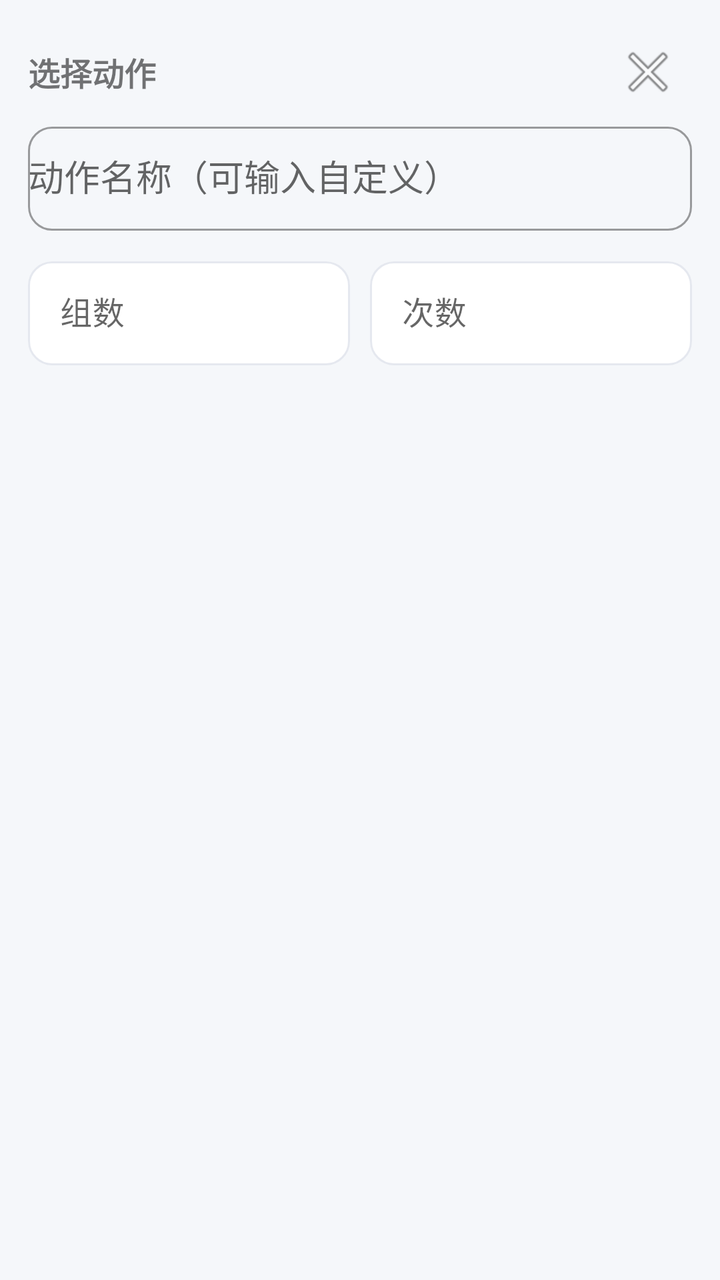
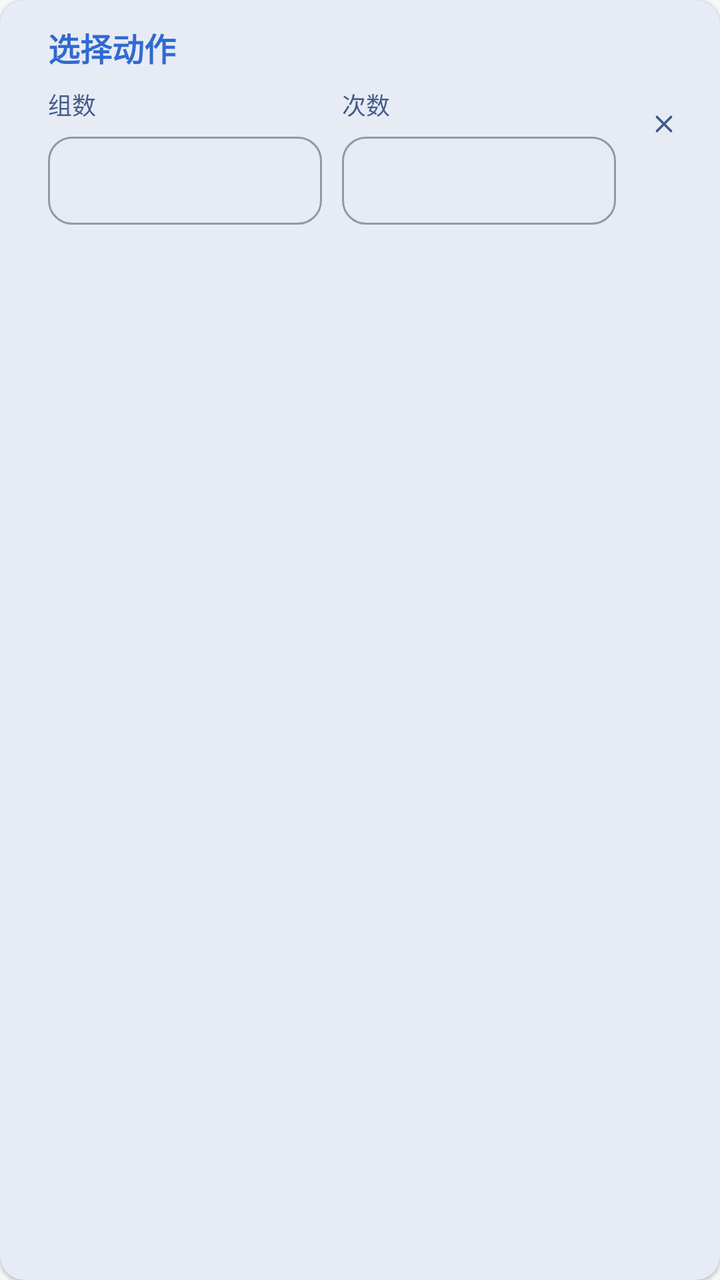

The first picture is an Android layout as it rendered before a commit; the second is the same layout after the commit. The layout source and the unified diff follow.
<!-- AndroidManifest.xml: application theme Theme.BrawnCatalog -->
<!-- res/layout/item_plan_edit.xml -->
<?xml version="1.0" encoding="utf-8"?>
<LinearLayout
    xmlns:android="http://schemas.android.com/apk/res/android"
    xmlns:app="http://schemas.android.com/apk/res-auto"
    android:id="@+id/layoutPlanItemRow"
    android:layout_width="match_parent"
    android:layout_height="wrap_content"
    android:layout_marginBottom="14dp"
    android:background="?attr/selectableItemBackground"
    android:orientation="vertical"
    android:padding="14dp">

    <LinearLayout
        android:layout_width="match_parent"
        android:layout_height="wrap_content"
        android:gravity="center_vertical"
        android:orientation="horizontal">

        <TextView
            android:id="@+id/textViewItemExercise"
            android:layout_width="0dp"
            android:layout_height="wrap_content"
            android:layout_weight="1"
            android:text="选择动作"
            android:textSize="16sp"
            android:textStyle="bold" />

        <ImageButton
            android:id="@+id/buttonRemoveItem"
            android:layout_width="44dp"
            android:layout_height="44dp"
            android:background="?attr/selectableItemBackgroundBorderless"
            android:contentDescription="移除"
            android:src="@android:drawable/ic_menu_close_clear_cancel" />
    </LinearLayout>

    
    <com.google.android.material.textfield.TextInputLayout
        android:id="@+id/layoutExerciseSelector"
        style="@style/Widget.MaterialComponents.TextInputLayout.OutlinedBox.Dense"
        android:layout_width="match_parent"
        android:layout_height="wrap_content"
        android:hint="动作名称（可输入自定义）">

        <AutoCompleteTextView
            android:id="@+id/editExerciseSelector"
            android:layout_width="match_parent"
            android:layout_height="52dp"
            android:inputType="text" />
    </com.google.android.material.textfield.TextInputLayout>

    <LinearLayout
        android:layout_width="match_parent"
        android:layout_height="wrap_content"
        android:layout_marginTop="10dp"
        android:orientation="horizontal">

        <com.google.android.material.textfield.TextInputLayout
            android:id="@+id/layoutItemSets"
            android:layout_width="0dp"
            android:layout_height="wrap_content"
            android:layout_weight="1"
            android:hint="组数"
            app:boxBackgroundMode="outline">

            <com.google.android.material.textfield.TextInputEditText
                android:id="@+id/editItemSets"
                android:layout_width="match_parent"
                android:layout_height="52dp"
                android:inputType="number" />
        </com.google.android.material.textfield.TextInputLayout>

        <com.google.android.material.textfield.TextInputLayout
            android:id="@+id/layoutItemReps"
            android:layout_width="0dp"
            android:layout_height="wrap_content"
            android:layout_marginStart="10dp"
            android:layout_weight="1"
            android:hint="次数"
            app:boxBackgroundMode="outline">

            <com.google.android.material.textfield.TextInputEditText
                android:id="@+id/editItemReps"
                android:layout_width="match_parent"
                android:layout_height="52dp"
                android:inputType="number" />
        </com.google.android.material.textfield.TextInputLayout>

    </LinearLayout>

</LinearLayout>
<!-- resources referenced by this layout -->
<resources>
  <style name="Theme.BrawnCatalog" parent="Theme.MaterialComponents.DayNight.NoActionBar">
          <item name="colorPrimary">@color/bc_primary</item>
          <item name="colorPrimaryVariant">@color/bc_primary_dark</item>
          <item name="colorOnPrimary">@color/bc_on_primary</item>
          <item name="colorSecondary">@color/bc_accent</item>
          <item name="colorSecondaryVariant">@color/bc_accent_dark</item>
          <item name="colorOnSecondary">@color/bc_on_accent</item>
  
          
          <item name="android:textColorPrimary">@color/bc_text_primary</item>
          <item name="android:textColorSecondary">@color/bc_text_secondary</item>
  
          
          <item name="android:windowBackground">@color/window_background</item>
          <item name="android:statusBarColor">@color/window_background</item>
          <item name="android:navigationBarColor">@color/window_background</item>
  
          
          <item name="materialCardViewStyle">@style/Widget.BrawnCatalog.Card</item>
  
          
          <item name="materialButtonStyle">@style/Widget.BrawnCatalog.Button.Primary</item>
  
          
          <item name="textInputStyle">@style/Widget.BrawnCatalog.TextInputLayout</item>
  
          
          <item name="alertDialogTheme">@style/ThemeOverlay.BrawnCatalog.Dialog.Alert</item>
          <item name="android:alertDialogTheme">@style/ThemeOverlay.BrawnCatalog.Dialog.Alert</item>
          <item name="materialAlertDialogTheme">@style/ThemeOverlay.BrawnCatalog.Dialog.Alert</item>
  
          
          <item name="android:activityOpenEnterAnimation">@anim/slide_in_right</item>
          <item name="android:activityOpenExitAnimation">@anim/slide_out_left</item>
          <item name="android:activityCloseEnterAnimation">@anim/slide_in_left</item>
          <item name="android:activityCloseExitAnimation">@anim/slide_out_right</item>
      </style>
  <color name="bc_primary">#FF165DFF</color>
  <color name="bc_primary_dark">#FF0E42D2</color>
  <color name="bc_on_primary">#FFFFFFFF</color>
  <color name="bc_accent">#FFFF7043</color>
  <color name="bc_accent_dark">#FFE64A19</color>
  <color name="bc_on_accent">#FFFFFFFF</color>
  <color name="bc_text_primary">#FF1D2129</color>
  <color name="bc_text_secondary">#FF86909C</color>
  <color name="window_background">#FFF5F7FA</color>
  <style name="Widget.BrawnCatalog.Card" parent="Widget.MaterialComponents.CardView">
          <item name="cardBackgroundColor">@color/card_background</item>
          <item name="cardCornerRadius">16dp</item>
          <item name="cardElevation">4dp</item>
          <item name="strokeWidth">0dp</item>
      </style>
  <style name="Widget.BrawnCatalog.Button.Primary" parent="Widget.MaterialComponents.Button">
          <item name="android:background">@drawable/bg_button_primary</item>
          <item name="android:minHeight">48dp</item>
          <item name="android:textColor">@color/bc_on_primary</item>
          <item name="android:textSize">15sp</item>
          <item name="android:textStyle">bold</item>
          <item name="android:stateListAnimator">@animator/button_press_scale</item>
          <item name="rippleColor">#33FFFFFF</item>
          <item name="cornerRadius">14dp</item>
          <item name="backgroundTint">@null</item>
      </style>
  <style name="Widget.BrawnCatalog.TextInputLayout" parent="Widget.MaterialComponents.TextInputLayout.OutlinedBox">
          <item name="boxBackgroundColor">@color/bc_input_bg</item>
          <item name="boxStrokeWidth">1dp</item>
          <item name="boxStrokeWidthFocused">1dp</item>
          <item name="boxStrokeColor">@color/bc_input_stroke</item>
          <item name="boxCornerRadiusTopStart">12dp</item>
          <item name="boxCornerRadiusTopEnd">12dp</item>
          <item name="boxCornerRadiusBottomStart">12dp</item>
          <item name="boxCornerRadiusBottomEnd">12dp</item>
          <item name="hintTextColor">@color/bc_input_stroke</item>
      </style>
  <style name="ThemeOverlay.BrawnCatalog.Dialog.Alert" parent="ThemeOverlay.MaterialComponents.MaterialAlertDialog">
          <item name="android:windowBackground">@drawable/bg_dialog_alert</item>
          <item name="android:windowMinWidthMajor">85%</item>
          <item name="android:windowMinWidthMinor">85%</item>
          <item name="android:backgroundDimAmount">0.4</item>
          <item name="colorPrimary">@color/bc_primary</item>
          <item name="colorPrimaryVariant">@color/bc_primary_dark</item>
          <item name="colorOnPrimary">@color/bc_on_primary</item>
          <item name="colorAccent">@color/bc_primary</item>
          <item name="colorControlActivated">@color/bc_primary</item>
          <item name="android:textColorPrimary">@color/bc_text_primary</item>
          <item name="android:textColorSecondary">@color/bc_text_secondary</item>
          <item name="materialButtonStyle">@style/Widget.BrawnCatalog.Button.Primary</item>
      </style>
  <color name="card_background">#FFFFFFFF</color>
  <!-- drawable bg_button_primary (drawable) -->
  <?xml version="1.0" encoding="utf-8"?>
  <ripple xmlns:android="http://schemas.android.com/apk/res/android"
      android:color="#33FFFFFF">
  
      <item>
          <layer-list>
              
              <item>
                  <shape android:shape="rectangle">
                      <solid android:color="@color/bc_glow" />
                      <corners android:radius="14dp" />
                      <padding
                          android:bottom="3dp"
                          android:left="3dp"
                          android:right="3dp"
                          android:top="3dp" />
                  </shape>
              </item>
              
              <item>
                  <shape android:shape="rectangle">
                      <gradient
                          android:angle="0"
                          android:endColor="@color/bc_gradient_end"
                          android:startColor="@color/bc_gradient_start" />
                      <corners android:radius="14dp" />
                  </shape>
              </item>
          </layer-list>
      </item>
  </ripple>
  <color name="bc_input_bg">#FFFFFFFF</color>
  <!-- drawable bg_dialog_alert (drawable) -->
  <?xml version="1.0" encoding="utf-8"?>
  <shape xmlns:android="http://schemas.android.com/apk/res/android"
      android:shape="rectangle">
      <solid android:color="@color/card_background" />
      <corners android:radius="20dp" />
  </shape>
  <color name="bc_glow">#33165DFF</color>
  <color name="bc_gradient_end">#FF4080FF</color>
  <color name="bc_gradient_start">#FF165DFF</color>
</resources>

<!-- the commit's change to res/layout/item_plan_edit.xml (unified diff, before → after) -->
@@ -1,91 +1,130 @@
 <?xml version="1.0" encoding="utf-8"?>
-<LinearLayout
+<androidx.cardview.widget.CardView
     xmlns:android="http://schemas.android.com/apk/res/android"
     xmlns:app="http://schemas.android.com/apk/res-auto"
     android:id="@+id/layoutPlanItemRow"
     android:layout_width="match_parent"
     android:layout_height="wrap_content"
-    android:layout_marginBottom="14dp"
-    android:background="?attr/selectableItemBackground"
-    android:orientation="vertical"
-    android:padding="14dp">
+    android:layout_marginBottom="10dp"
+    android:clickable="true"
+    android:focusable="true"
+    android:foreground="?attr/selectableItemBackground"
+    app:cardBackgroundColor="?attr/bcCardBg"
+    app:cardCornerRadius="12dp"
+    app:cardElevation="1dp">
 
     <LinearLayout
         android:layout_width="match_parent"
         android:layout_height="wrap_content"
         android:gravity="center_vertical"
-        android:orientation="horizontal">
+        android:orientation="horizontal"
+        android:padding="12dp">
 
-        <TextView
-            android:id="@+id/textViewItemExercise"
+        
+        <ImageView
+            android:id="@+id/imageViewItemExercise"
+            android:layout_width="56dp"
+            android:layout_height="56dp"
+            android:background="@drawable/bg_image_thumb"
+            android:clipToOutline="true"
+            android:contentDescription="动作配图"
+            android:scaleType="centerCrop"
+            android:visibility="gone" />
+
+        <LinearLayout
             android:layout_width="0dp"
             android:layout_height="wrap_content"
+            android:layout_marginStart="12dp"
             android:layout_weight="1"
-            android:text="选择动作"
-            android:textSize="16sp"
-            android:textStyle="bold" />
+            android:orientation="vertical">
+
+            
+            <TextView
+                android:id="@+id/textViewItemExercise"
+                android:layout_width="match_parent"
+                android:layout_height="wrap_content"
+                android:ellipsize="end"
+                android:maxLines="1"
+                android:text="选择动作"
+                android:textColor="?attr/bcPrimary"
+                android:textSize="16sp"
+                android:textStyle="bold" />
+
+            <LinearLayout
+                android:layout_width="match_parent"
+                android:layout_height="wrap_content"
+                android:layout_marginTop="8dp"
+                android:orientation="horizontal">
+
+                <LinearLayout
+                    android:layout_width="0dp"
+                    android:layout_height="wrap_content"
+                    android:layout_weight="1"
+                    android:orientation="vertical">
+
+                    <TextView
+                        android:layout_width="wrap_content"
+                        android:layout_height="wrap_content"
+                        android:text="组数"
+                        android:textColor="?attr/bcTextSecondary"
+                        android:textSize="12sp" />
+
+                    <com.google.android.material.textfield.TextInputLayout
+                        android:id="@+id/layoutItemSets"
+                        style="@style/Widget.MaterialComponents.TextInputLayout.OutlinedBox.Dense"
+                        android:layout_width="match_parent"
+                        android:layout_height="wrap_content"
+                        android:layout_marginTop="2dp">
+
+                        <com.google.android.material.textfield.TextInputEditText
+                            android:id="@+id/editItemSets"
+                            android:layout_width="match_parent"
+                            android:layout_height="44dp"
+                            android:inputType="number"
+                            android:textSize="14sp" />
+                    </com.google.android.material.textfield.TextInputLayout>
+                </LinearLayout>
+
+                <LinearLayout
+                    android:layout_width="0dp"
+                    android:layout_height="wrap_content"
+                    android:layout_marginStart="10dp"
+                    android:layout_weight="1"
+                    android:orientation="vertical">
+
+                    <TextView
+                        android:layout_width="wrap_content"
+                        android:layout_height="wrap_content"
+                        android:text="次数"
+                        android:textColor="?attr/bcTextSecondary"
+                        android:textSize="12sp" />
+
+                    <com.google.android.material.textfield.TextInputLayout
+                        android:id="@+id/layoutItemReps"
+                        style="@style/Widget.MaterialComponents.TextInputLayout.OutlinedBox.Dense"
+                        android:layout_width="match_parent"
+                        android:layout_height="wrap_content"
+                        android:layout_marginTop="2dp">
+
+                        <com.google.android.material.textfield.TextInputEditText
+                            android:id="@+id/editItemReps"
+                            android:layout_width="match_parent"
+                            android:layout_height="44dp"
+                            android:inputType="number"
+                            android:textSize="14sp" />
+                    </com.google.android.material.textfield.TextInputLayout>
+                </LinearLayout>
+            </LinearLayout>
+        </LinearLayout>
 
         <ImageButton
             android:id="@+id/buttonRemoveItem"
-            android:layout_width="44dp"
-            android:layout_height="44dp"
+            android:layout_width="32dp"
+            android:layout_height="32dp"
+            android:layout_marginStart="8dp"
             android:background="?attr/selectableItemBackgroundBorderless"
             android:contentDescription="移除"
-            android:src="@android:drawable/ic_menu_close_clear_cancel" />
+            android:padding="4dp"
+            android:src="@drawable/ic_close_thin" />
     </LinearLayout>
-
-    
-    <com.google.android.material.textfield.TextInputLayout
-        android:id="@+id/layoutExerciseSelector"
-        style="@style/Widget.MaterialComponents.TextInputLayout.OutlinedBox.Dense"
-        android:layout_width="match_parent"
-        android:layout_height="wrap_content"
-        android:hint="动作名称（可输入自定义）">
-
-        <AutoCompleteTextView
-            android:id="@+id/editExerciseSelector"
-            android:layout_width="match_parent"
-            android:layout_height="52dp"
-            android:inputType="text" />
-    </com.google.android.material.textfield.TextInputLayout>
-
-    <LinearLayout
-        android:layout_width="match_parent"
-        android:layout_height="wrap_content"
-        android:layout_marginTop="10dp"
-        android:orientation="horizontal">
-
-        <com.google.android.material.textfield.TextInputLayout
-            android:id="@+id/layoutItemSets"
-            android:layout_width="0dp"
-            android:layout_height="wrap_content"
-            android:layout_weight="1"
-            android:hint="组数"
-            app:boxBackgroundMode="outline">
-
-            <com.google.android.material.textfield.TextInputEditText
-                android:id="@+id/editItemSets"
-                android:layout_width="match_parent"
-                android:layout_height="52dp"
-                android:inputType="number" />
-        </com.google.android.material.textfield.TextInputLayout>
-
-        <com.google.android.material.textfield.TextInputLayout
-            android:id="@+id/layoutItemReps"
-            android:layout_width="0dp"
-            android:layout_height="wrap_content"
-            android:layout_marginStart="10dp"
-            android:layout_weight="1"
-            android:hint="次数"
-            app:boxBackgroundMode="outline">
-
-            <com.google.android.material.textfield.TextInputEditText
-                android:id="@+id/editItemReps"
-                android:layout_width="match_parent"
-                android:layout_height="52dp"
-                android:inputType="number" />
-        </com.google.android.material.textfield.TextInputLayout>
-
-    </LinearLayout>
-
-</LinearLayout>
+</androidx.cardview.widget.CardView>
<!-- resource entries referenced after the edit -->
@@ -1,53 +1,114 @@
 <!-- resources referenced by this layout -->
 <resources>
-  <style name="Theme.BrawnCatalog" parent="Theme.MaterialComponents.DayNight.NoActionBar">
-          <item name="colorPrimary">@color/bc_primary</item>
-          <item name="colorPrimaryVariant">@color/bc_primary_dark</item>
-          <item name="colorOnPrimary">@color/bc_on_primary</item>
-          <item name="colorSecondary">@color/bc_accent</item>
-          <item name="colorSecondaryVariant">@color/bc_accent_dark</item>
-          <item name="colorOnSecondary">@color/bc_on_accent</item>
+  <!-- drawable bg_image_thumb (drawable) -->
+  <?xml version="1.0" encoding="utf-8"?>
+  <shape xmlns:android="http://schemas.android.com/apk/res/android"
+      android:shape="rectangle">
+      <solid android:color="?attr/bcCardBg" />
+      <corners android:radius="10dp" />
+  </shape>
+  <!-- drawable ic_close_thin (drawable) -->
+  <?xml version="1.0" encoding="utf-8"?>
+  <vector xmlns:android="http://schemas.android.com/apk/res/android"
+      android:width="14dp"
+      android:height="14dp"
+      android:viewportWidth="24"
+      android:viewportHeight="24">
+      <path
+          android:pathData="M6,6 L18,18 M18,6 L6,18"
+          android:strokeColor="?attr/bcTextSecondary"
+          android:strokeWidth="2.2"
+          android:strokeLineCap="round" />
+  </vector>
+  <style name="Theme.BrawnCatalog" parent="Theme.MaterialComponents.NoActionBar">
+          <item name="colorPrimary">@color/th_blue_primary</item>
+          <item name="colorPrimaryVariant">@color/th_blue_primary_dark</item>
+          <item name="colorOnPrimary">@color/th_blue_on_primary</item>
+          <item name="colorSecondary">@color/th_blue_accent</item>
+          <item name="colorSecondaryVariant">@color/th_blue_accent_dark</item>
+          <item name="colorOnSecondary">@color/th_blue_on_accent</item>
+          <item name="android:textColorPrimary">@color/th_blue_text_primary</item>
+          <item name="android:textColorSecondary">@color/th_blue_text_secondary</item>
+          <item name="bcPrimary">@color/th_blue_primary</item>
+          <item name="bcPrimaryDark">@color/th_blue_primary_dark</item>
+          <item name="bcPrimaryLight">@color/th_blue_primary_light</item>
+          <item name="bcPrimaryPale">@color/th_blue_primary_pale</item>
+          <item name="bcOnPrimary">@color/th_blue_on_primary</item>
+          <item name="bcAccent">@color/th_blue_accent</item>
+          <item name="bcAccentDark">@color/th_blue_accent_dark</item>
+          <item name="bcOnAccent">@color/th_blue_on_accent</item>
+          <item name="bcWindowBg">@color/th_blue_window_bg</item>
+          <item name="bcCardBg">@color/th_blue_card_bg</item>
+          <item name="bcHeaderBg">@color/th_blue_header_bg</item>
+          <item name="bcHomePageBg">@color/th_blue_home_page_bg</item>
+          <item name="bcTextPrimary">@color/th_blue_text_primary</item>
+          <item name="bcTextSecondary">@color/th_blue_text_secondary</item>
+          <item name="bcTextDisabled">@color/th_blue_text_disabled</item>
+          <item name="bcBorder">@color/th_blue_border</item>
+          <item name="bcBorderFocus">@color/th_blue_border_focus</item>
+          <item name="bcInputBg">@color/th_blue_input_bg</item>
+          <item name="bcInputStroke">@color/th_blue_input_stroke</item>
+          <item name="bcGradientStart">@color/th_blue_gradient_start</item>
+          <item name="bcGradientEnd">@color/th_blue_gradient_end</item>
+          <item name="bcGlow">@color/th_blue_glow</item>
+          <item name="bcRipple">@color/th_blue_ripple</item>
   
           
-          <item name="android:textColorPrimary">@color/bc_text_primary</item>
-          <item name="android:textColorSecondary">@color/bc_text_secondary</item>
+          <item name="bcStatusOk">@color/bc_status_ok</item>
+          <item name="bcStatusWarn">@color/bc_status_warn</item>
+          <item name="bcStatusLow">@color/bc_status_low</item>
   
           
-          <item name="android:windowBackground">@color/window_background</item>
-          <item name="android:statusBarColor">@color/window_background</item>
-          <item name="android:navigationBarColor">@color/window_background</item>
-  
-          
+          <item name="android:textColor">?attr/bcTextPrimary</item>
+          <item name="android:textColorHint">?attr/bcInputStroke</item>
+          <item name="colorSurface">?attr/bcCardBg</item>
+          <item name="colorSurfaceVariant">?attr/bcCardBg</item>
+          <item name="colorOnSurface">?attr/bcTextPrimary</item>
+          <item name="colorOnSurfaceVariant">?attr/bcTextSecondary</item>
+          <item name="colorOnBackground">?attr/bcTextPrimary</item>
+          <item name="android:windowBackground">@color/th_blue_window_bg</item>
+          <item name="android:statusBarColor">@color/th_blue_header_bg</item>
+          <item name="android:navigationBarColor">@color/th_blue_window_bg</item>
+          <item name="android:windowLightStatusBar">true</item>
           <item name="materialCardViewStyle">@style/Widget.BrawnCatalog.Card</item>
-  
-          
           <item name="materialButtonStyle">@style/Widget.BrawnCatalog.Button.Primary</item>
-  
-          
           <item name="textInputStyle">@style/Widget.BrawnCatalog.TextInputLayout</item>
-  
-          
           <item name="alertDialogTheme">@style/ThemeOverlay.BrawnCatalog.Dialog.Alert</item>
           <item name="android:alertDialogTheme">@style/ThemeOverlay.BrawnCatalog.Dialog.Alert</item>
           <item name="materialAlertDialogTheme">@style/ThemeOverlay.BrawnCatalog.Dialog.Alert</item>
-  
-          
           <item name="android:activityOpenEnterAnimation">@anim/slide_in_right</item>
           <item name="android:activityOpenExitAnimation">@anim/slide_out_left</item>
           <item name="android:activityCloseEnterAnimation">@anim/slide_in_left</item>
           <item name="android:activityCloseExitAnimation">@anim/slide_out_right</item>
       </style>
-  <color name="bc_primary">#FF165DFF</color>
-  <color name="bc_primary_dark">#FF0E42D2</color>
-  <color name="bc_on_primary">#FFFFFFFF</color>
-  <color name="bc_accent">#FFFF7043</color>
-  <color name="bc_accent_dark">#FFE64A19</color>
-  <color name="bc_on_accent">#FFFFFFFF</color>
-  <color name="bc_text_primary">#FF1D2129</color>
-  <color name="bc_text_secondary">#FF86909C</color>
-  <color name="window_background">#FFF5F7FA</color>
+  <color name="th_blue_primary">#306ACF</color>
+  <color name="th_blue_primary_dark">#2254AA</color>
+  <color name="th_blue_on_primary">#FFFFFF</color>
+  <color name="th_blue_accent">#5845D3</color>
+  <color name="th_blue_accent_dark">#3F2CBA</color>
+  <color name="th_blue_on_accent">#FFFFFF</color>
+  <color name="th_blue_text_primary">#0F1115</color>
+  <color name="th_blue_text_secondary">#425C8A</color>
+  <color name="th_blue_primary_light">#7BA0E0</color>
+  <color name="th_blue_primary_pale">#E1E8F4</color>
+  <color name="th_blue_window_bg">#F6F7F9</color>
+  <color name="th_blue_card_bg">#E7EBF4</color>
+  <color name="th_blue_header_bg">#CBD7EB</color>
+  <color name="th_blue_home_page_bg">#F4F6F8</color>
+  <color name="th_blue_text_disabled">#9AA0A6</color>
+  <color name="th_blue_border">#D7DEEA</color>
+  <color name="th_blue_border_focus">#306ACF</color>
+  <color name="th_blue_input_bg">#FFFFFF</color>
+  <color name="th_blue_input_stroke">#C1C9D7</color>
+  <color name="th_blue_gradient_start">#306ACF</color>
+  <color name="th_blue_gradient_end">#7BA0E0</color>
+  <color name="th_blue_glow">#40306ACF</color>
+  <color name="th_blue_ripple">#33306ACF</color>
+  <color name="bc_status_ok">#FF2F9E6B</color>
+  <color name="bc_status_warn">#FFC8811F</color>
+  <color name="bc_status_low">#FFD0473F</color>
   <style name="Widget.BrawnCatalog.Card" parent="Widget.MaterialComponents.CardView">
-          <item name="cardBackgroundColor">@color/card_background</item>
+          <item name="cardBackgroundColor">?attr/bcCardBg</item>
           <item name="cardCornerRadius">16dp</item>
           <item name="cardElevation">4dp</item>
           <item name="strokeWidth">0dp</item>
@@ -55,7 +116,7 @@
   <style name="Widget.BrawnCatalog.Button.Primary" parent="Widget.MaterialComponents.Button">
           <item name="android:background">@drawable/bg_button_primary</item>
           <item name="android:minHeight">48dp</item>
-          <item name="android:textColor">@color/bc_on_primary</item>
+          <item name="android:textColor">?attr/bcOnPrimary</item>
           <item name="android:textSize">15sp</item>
           <item name="android:textStyle">bold</item>
           <item name="android:stateListAnimator">@animator/button_press_scale</item>
@@ -64,31 +125,33 @@
           <item name="backgroundTint">@null</item>
       </style>
   <style name="Widget.BrawnCatalog.TextInputLayout" parent="Widget.MaterialComponents.TextInputLayout.OutlinedBox">
-          <item name="boxBackgroundColor">@color/bc_input_bg</item>
+          <item name="boxBackgroundColor">?attr/bcInputBg</item>
           <item name="boxStrokeWidth">1dp</item>
           <item name="boxStrokeWidthFocused">1dp</item>
-          <item name="boxStrokeColor">@color/bc_input_stroke</item>
+          <item name="boxStrokeColor">?attr/bcInputStroke</item>
           <item name="boxCornerRadiusTopStart">12dp</item>
           <item name="boxCornerRadiusTopEnd">12dp</item>
           <item name="boxCornerRadiusBottomStart">12dp</item>
           <item name="boxCornerRadiusBottomEnd">12dp</item>
-          <item name="hintTextColor">@color/bc_input_stroke</item>
+          <item name="hintTextColor">?attr/bcInputStroke</item>
       </style>
   <style name="ThemeOverlay.BrawnCatalog.Dialog.Alert" parent="ThemeOverlay.MaterialComponents.MaterialAlertDialog">
           <item name="android:windowBackground">@drawable/bg_dialog_alert</item>
           <item name="android:windowMinWidthMajor">85%</item>
           <item name="android:windowMinWidthMinor">85%</item>
           <item name="android:backgroundDimAmount">0.4</item>
-          <item name="colorPrimary">@color/bc_primary</item>
-          <item name="colorPrimaryVariant">@color/bc_primary_dark</item>
-          <item name="colorOnPrimary">@color/bc_on_primary</item>
-          <item name="colorAccent">@color/bc_primary</item>
-          <item name="colorControlActivated">@color/bc_primary</item>
-          <item name="android:textColorPrimary">@color/bc_text_primary</item>
-          <item name="android:textColorSecondary">@color/bc_text_secondary</item>
+          <item name="colorPrimary">?attr/bcPrimary</item>
+          <item name="colorPrimaryVariant">?attr/bcPrimaryDark</item>
+          <item name="colorOnPrimary">?attr/bcOnPrimary</item>
+          <item name="colorAccent">?attr/bcPrimary</item>
+          <item name="colorControlActivated">?attr/bcPrimary</item>
+          <item name="android:textColorPrimary">?attr/bcTextPrimary</item>
+          <item name="android:textColorSecondary">?attr/bcTextSecondary</item>
+          
+          <item name="android:textColor">?attr/bcTextPrimary</item>
+          <item name="android:textColorAlertDialogListItem">?attr/bcTextPrimary</item>
           <item name="materialButtonStyle">@style/Widget.BrawnCatalog.Button.Primary</item>
       </style>
-  <color name="card_background">#FFFFFFFF</color>
   <!-- drawable bg_button_primary (drawable) -->
   <?xml version="1.0" encoding="utf-8"?>
   <ripple xmlns:android="http://schemas.android.com/apk/res/android"
@@ -99,38 +162,31 @@
               
               <item>
                   <shape android:shape="rectangle">
-                      <solid android:color="@color/bc_glow" />
-                      <corners android:radius="14dp" />
+                      <solid android:color="?attr/bcPrimaryLight" />
+                      <corners android:radius="16dp" />
                       <padding
-                          android:bottom="3dp"
-                          android:left="3dp"
-                          android:right="3dp"
-                          android:top="3dp" />
+                          android:bottom="2dp"
+                          android:left="2dp"
+                          android:right="2dp"
+                          android:top="2dp" />
                   </shape>
               </item>
               
               <item>
                   <shape android:shape="rectangle">
-                      <gradient
-                          android:angle="0"
-                          android:endColor="@color/bc_gradient_end"
-                          android:startColor="@color/bc_gradient_start" />
+                      <solid android:color="?attr/bcPrimaryDark" />
                       <corners android:radius="14dp" />
                   </shape>
               </item>
           </layer-list>
       </item>
   </ripple>
-  <color name="bc_input_bg">#FFFFFFFF</color>
   <!-- drawable bg_dialog_alert (drawable) -->
   <?xml version="1.0" encoding="utf-8"?>
   <shape xmlns:android="http://schemas.android.com/apk/res/android"
       android:shape="rectangle">
-      <solid android:color="@color/card_background" />
+      <solid android:color="?attr/bcCardBg" />
       <corners android:radius="20dp" />
   </shape>
-  <color name="bc_glow">#33165DFF</color>
-  <color name="bc_gradient_end">#FF4080FF</color>
-  <color name="bc_gradient_start">#FF165DFF</color>
 </resources>
 
